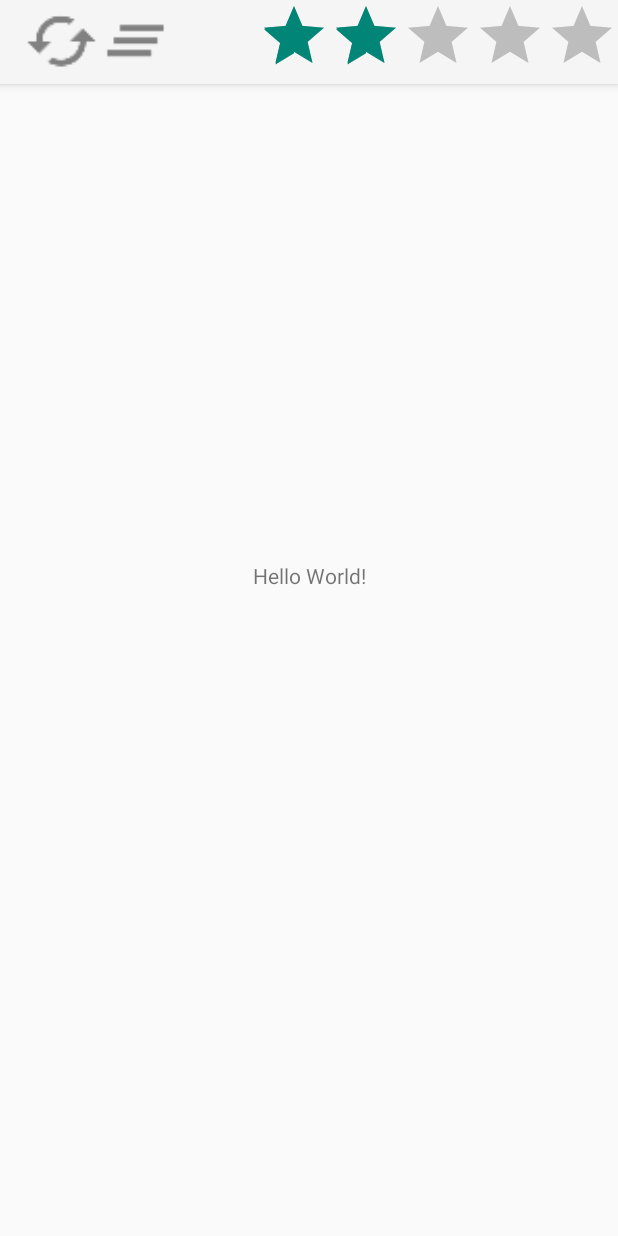
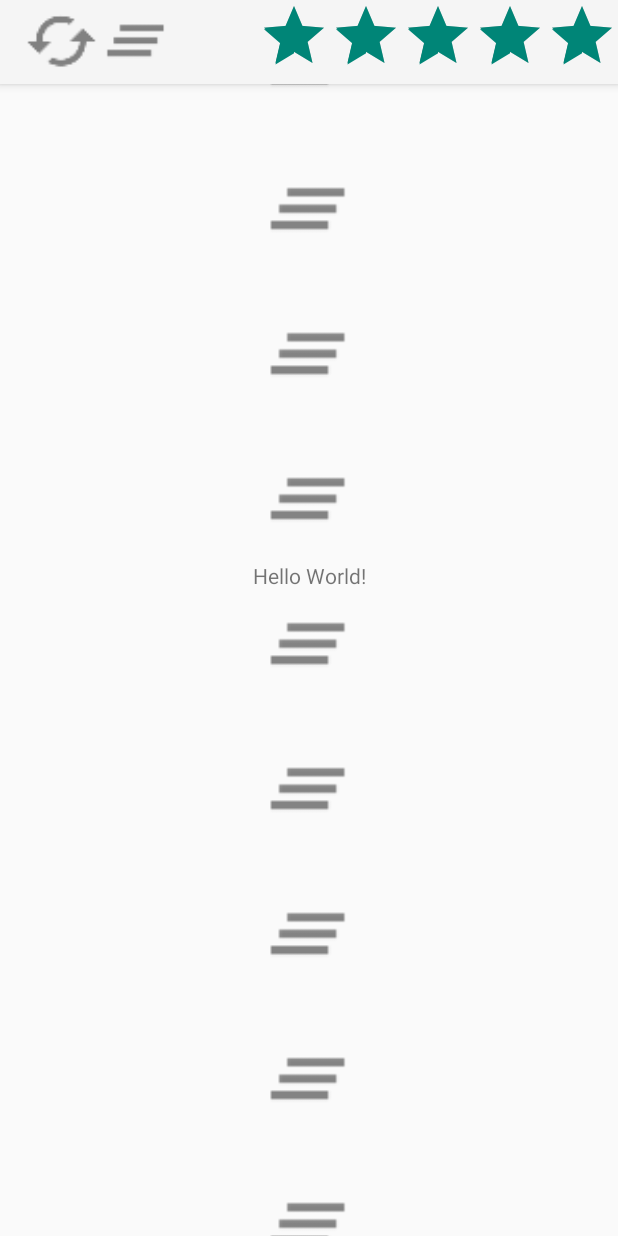
Before and after one commit to XxAdi101xX/User-Interfaces, an Android app: the screen it shows after launch (MainActivity), after a tap on an icon or button, on a phone screen of 412 x 824 dp. Run offline under Robolectric (Android 15) with nearby library versions, the phone set to English and light mode, and no system bars; network calls fail.

Commit message:
created basic gridview structure and added ratingbars to second screen

```diff
--- a/assignments/a4/app/src/main/AndroidManifest.xml
+++ b/assignments/a4/app/src/main/AndroidManifest.xml
@@ -2,6 +2,7 @@
 <manifest xmlns:android="http://schemas.android.com/apk/res/android"
     package="com.example.a32venka.fotaga32venka">
 
+    <uses-permission android:name="android.permission.INTERNET" />
     <application
         android:allowBackup="true"
         android:icon="@mipmap/ic_launcher"
--- a/assignments/a4/app/src/main/java/com/example/a32venka/fotaga32venka/MainActivity.java
+++ b/assignments/a4/app/src/main/java/com/example/a32venka/fotaga32venka/MainActivity.java
@@ -1,66 +1,158 @@
 package com.example.a32venka.fotaga32venka;
 
+import android.content.Context;
 import android.content.Intent;
+import android.graphics.drawable.Drawable;
 import android.support.v7.app.AppCompatActivity;
 import android.os.Bundle;
 import android.support.v7.widget.Toolbar;
 import android.util.Log;
-import android.view.Menu;
-import android.view.MenuItem;
 import android.view.View;
-import android.widget.RadioGroup;
+import android.view.ViewGroup;
+import android.widget.ArrayAdapter;
+import android.widget.BaseAdapter;
+import android.widget.GridView;
+import android.widget.ImageView;
+import android.widget.RatingBar;
+
+import java.io.BufferedReader;
+import java.io.InputStream;
+import java.io.InputStreamReader;
+import java.net.URL;
+import java.net.URLConnection;
+import java.util.ArrayList;
+import java.util.Arrays;
+import java.util.List;
 
 public class MainActivity extends AppCompatActivity {
+    GridView gv;
+    RatingBar filterRatingBar;
+    float currentFilterRating;
+
+    // Initializing a new String Array
+    final String[] imageFileNames = {
+            "bunny.jpg",
+            "chinchilla.jpg",
+            "doggo.jpg",
+            "fox.jpg",
+            "hamster.jpg",
+            "husky.jpg",
+            "kitten.png",
+            "loris.jpg",
+            "puppy.jpg",
+            "redpanda.jpg",
+            "sleepy.png"
+    };
 
     @Override
     protected void onCreate(Bundle savedInstanceState) {
         super.onCreate(savedInstanceState);
         setContentView(R.layout.activity_main);
-        Toolbar myToolbar = (Toolbar) findViewById(R.id.my_toolbar);
+        Toolbar myToolbar = findViewById(R.id.my_toolbar);
         setSupportActionBar(myToolbar);
+
+        gv = (GridView) findViewById(R.id.gridview);
+        filterRatingBar = findViewById(R.id.rb_rating);
+        currentFilterRating = 5;
+
+        filterRatingBar.setOnRatingBarChangeListener(new RatingBar.OnRatingBarChangeListener() {
+            @Override
+            public void onRatingChanged(RatingBar ratingBar, float rating, boolean fromUser) {
+                currentFilterRating = rating;
+                Log.d("Filter", Float.toString(rating));
+
+            }
+        });
+
+        final List<String> plantsList = new ArrayList<>(Arrays.asList(imageFileNames));
+
+        // Create a new ArrayAdapter
+        final ArrayAdapter<String> gridViewArrayAdapter = new ArrayAdapter<>
+                (this,android.R.layout.simple_list_item_1, plantsList);
+
+        // Data bind GridView with ArrayAdapter (String Array elements)
+//        gv.setAdapter(gridViewArrayAdapter);
+        gv.setAdapter(new ImageAdapter(this));
+    }
+
+    public static Drawable LoadImageFromWebOperations(String url) {
+        try {
+            InputStream is = (InputStream) new URL(url).getContent();
+            Drawable d = Drawable.createFromStream(is, "src name");
+            return d;
+        } catch (Exception e) {
+            return null;
+        }
+    }
+
+    public class ImageAdapter extends BaseAdapter {
+        private Context mContext;
+
+        public ImageAdapter(Context c) {
+            mContext = c;
+        }
+
+        public int getCount() {
+            return imageFileNames.length;
+        }
+
+        public Object getItem(int position) {
+            return null;
+        }
+
+        public long getItemId(int position) {
+            return 0;
+        }
+
+        public View getView(int position, View convertView, ViewGroup parent) {
+            ImageView mImageView;
+
+            if (convertView == null) {
+                mImageView = new ImageView(mContext);
+                mImageView.setLayoutParams(new GridView.LayoutParams(130, 130));
+                mImageView.setScaleType(ImageView.ScaleType.CENTER_CROP);
+                mImageView.setPadding(16, 16, 16, 16);
+            } else {
+                mImageView = (ImageView) convertView;
+            }
+
+
+//            mImageView.setImageDrawable(LoadImageFromWebOperations("https://www.student.cs.uwaterloo.ca/~cs349/f18/assignments/images/" + imageFiles[position]));
+            mImageView.setImageResource(R.drawable.ic_action_clear);
+            return mImageView;
+        }
     }
 
     public void handleReload(View v) {
         Log.d("Icons", "clicked reload");
+        openImageActivity(currentFilterRating);
     }
 
     public void handleClear(View v) {
         Log.d("Icons", "clicked clear");
+        try {
+            getInfo();
+        } catch (Exception ex) {
+            Log.d("GetInfo", "EXCEPTION!!!!!!!!!!");
+        }
     }
 
-//    @Override
-//    public boolean onCreateOptionsMenu(Menu menu) {
-//        // Inflate the menu; this adds items to the action bar if it is present.
-//        getMenuInflater().inflate(R.menu.main, menu);
-//        return true;
-//    }
-//
-//    @Override
-//    public boolean onOptionsItemSelected(MenuItem item) {
-//        // Handle action bar item clicks here. The action bar will
-//        // automatically handle clicks on the Home/Up button, so long
-//        // as you specify a parent activity in AndroidManifest.xml.
-//        int id = item.getItemId();
-//
-//        //noinspection SimplifiableIfStatement
-//        if (id == R.id.action_item_clear) {
-//
-//            // Do something
-//            return true;
-//        }
-//        if (id == R.id.action_item_reload) {
-//
-//            // Do something
-//            return true;
-//        }
-//
-//        return super.onOptionsItemSelected(item);
-//    }
+    public void getInfo() throws Exception {
+        URL oracle = new URL("https://www.student.cs.uwaterloo.ca/~cs349/f18/assignments/images");
+        URLConnection yc = oracle.openConnection();
+        BufferedReader in = new BufferedReader(new InputStreamReader(
+                yc.getInputStream()));
+        Log.d("URL", "kkk");
 
-    public void goNextPage(View view){
+        String inputLine;
+        Log.d("MAYBE GETING PICC", "UHHH");
+        while ((inputLine = in.readLine()) != null) Log.d("PICTUREEEEEE", inputLine);
+        in.close();
+    }
+
+    public void openImageActivity(float pictureRating){
         Intent intent = new Intent(this, PictureActivity.class);
-//        intent.putExtra("version", version);
+        intent.putExtra("rating", pictureRating);
         startActivity(intent);
-
     }
 }
--- a/assignments/a4/app/src/main/res/layout/activity_main.xml
+++ b/assignments/a4/app/src/main/res/layout/activity_main.xml
@@ -12,6 +12,7 @@
         android:layout_height="?attr/actionBarSize"
         android:background="?attr/colorPrimary"
         android:elevation="4dp"
+        android:orientation="vertical"
         android:theme="@style/ThemeOverlay.AppCompat.ActionBar"
         app:popupTheme="@style/ThemeOverlay.AppCompat.Light">
 
@@ -33,9 +34,21 @@
             android:layout_height="match_parent"
             android:layout_gravity="right"
             android:orientation="horizontal"
-            android:rating="2.0"/>
+            android:rating="5.0"/>
 
     </android.support.v7.widget.Toolbar>
+
+    <GridView xmlns:android="http://schemas.android.com/apk/res/android"
+        android:id="@+id/gridview"
+        android:layout_width="match_parent"
+        android:layout_height="match_parent"
+        android:columnWidth="300dp"
+        android:numColumns="1"
+        android:verticalSpacing="10dp"
+        android:horizontalSpacing="10dp"
+        android:stretchMode="columnWidth"
+        android:gravity="center"
+        />
 
     <TextView
         android:layout_width="wrap_content"
@@ -47,13 +60,4 @@
         app:layout_constraintTop_toTopOf="parent"
         app:layout_constraintVertical_bias="0.465" />
 
-    <Button
-        android:id="@+id/button"
-        android:layout_width="wrap_content"
-        android:layout_height="wrap_content"
-        android:onClick="goNextPage"
-        android:text="Button"
-        tools:layout_editor_absoluteX="83dp"
-        tools:layout_editor_absoluteY="133dp" />
-
 </android.support.constraint.ConstraintLayout>
--- a/assignments/a4/app/src/main/res/layout/activity_picture.xml
+++ b/assignments/a4/app/src/main/res/layout/activity_picture.xml
@@ -6,4 +6,10 @@
     android:layout_height="match_parent"
     tools:context=".PictureActivity">
 
+    <RatingBar
+        android:id="@+id/ratingBar"
+        android:layout_width="wrap_content"
+        android:layout_height="wrap_content"
+        tools:layout_editor_absoluteX="61dp"
+        tools:layout_editor_absoluteY="179dp" />
 </android.support.constraint.ConstraintLayout>
```
Also changed, not shown: 5 other files.
